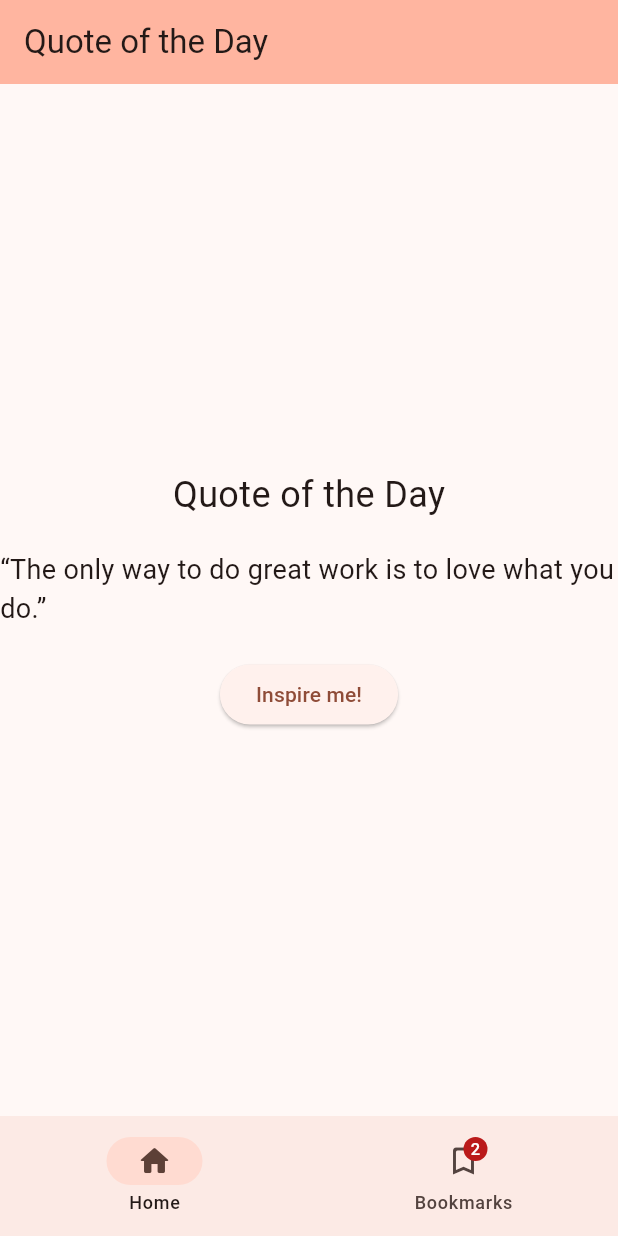
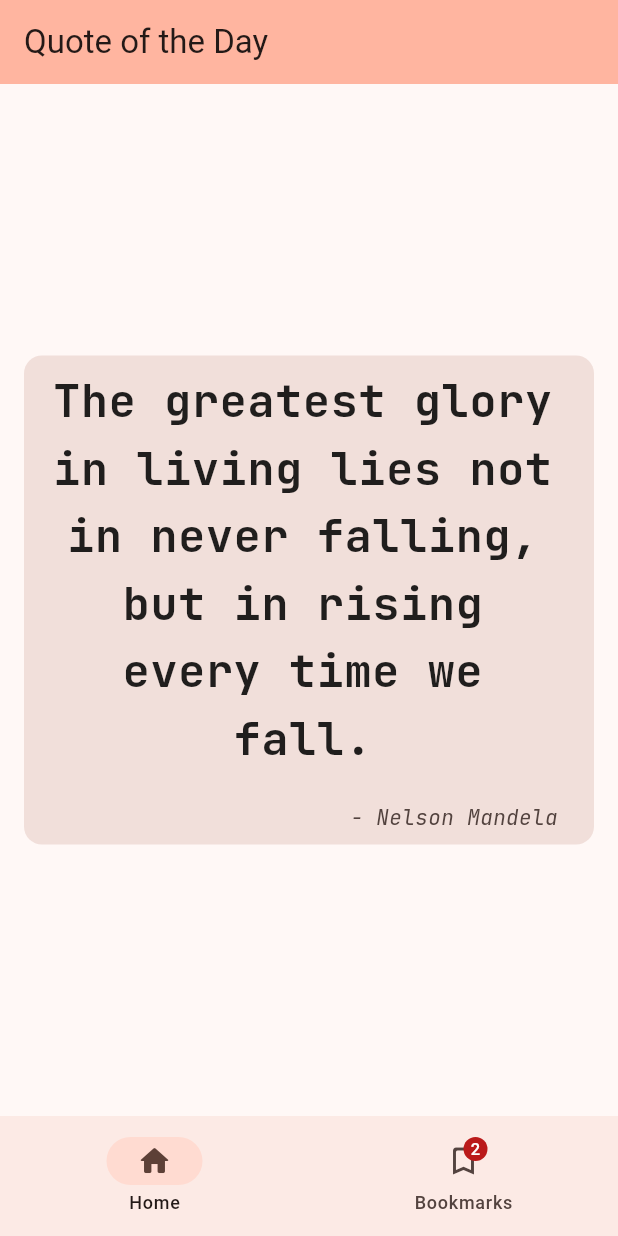
Before and after one commit to srinu2003/quote_of_the_day, a Flutter app: the screen it shows after launch, on a phone screen of 412 x 824 dp. Run offline on Flutter 3.47's test engine with Material 3 defaults, Android fonts, the phone set to English and light mode, and no system bars; our stand-ins replace google_fonts.

Commit message:
chore: Update QuoteOfTheDay widget with improved UI elements
This commit updates the QuoteOfTheDay widget by adding a Card with a formatted quote and author. The UI elements have been improved to enhance the user experience.

```diff
--- a/lib/main.dart
+++ b/lib/main.dart
@@ -71,27 +71,43 @@ class _QuoteOfTheDayState extends State<QuoteOfTheDay> {
           ),
         ],
       ),
+      body: Center(
+        // Center is a layout widget. It takes a single child and positions it in the middle of the parent.
 
-      body: Center(
         child: Column(
           mainAxisAlignment: MainAxisAlignment.center,
           children: <Widget>[
-            const Text(
-              'Quote of the Day',
-              style: TextStyle(fontSize: 24),
-            ),
-            const SizedBox(height: 20),
-            const Text(
-              '“The only way to do great work is to love what you do.”',
-              style: TextStyle(fontSize: 18),
-            ),
-            const SizedBox(height: 20),
-            ElevatedButton(
-              onPressed: () {
-                // ignore: avoid_print
-                print('I am feeling inspired!');
-              },
-              child: const Text('Inspire me!'),
+            Card.filled(
+              // DOUBT: What does margin do?
+              // DOUBT: What does EdgeInsetGeometry: const EdgeInsets.all(10.0), do?
+              margin:
+                  const EdgeInsets.symmetric(horizontal: 16.0, vertical: 16.0),
+              child: Column(
+                children: <Widget>[
+                  ListTile(
+                    // No leading widget, so the title is centered.
+                    title: Text(
+                      'The greatest glory in living lies not in never falling, but in rising every time we fall.',
+                      textAlign: TextAlign.center,
+                      style: TextStyle(
+                        fontFamily: GoogleFonts.jetBrainsMono(
+                          fontWeight: FontWeight.bold,
+                        ).fontFamily,
+                        fontSize: 30.0,
+                        fontWeight: FontWeight.bold,
+                        color: Colors.black87,
+                      ),
+                    ),
+                    subtitle: Text(
+                      '\n- Nelson Mandela',
+                      textAlign: TextAlign.right,
+                      style: TextStyle(
+                          fontFamily: GoogleFonts.jetBrainsMono().fontFamily,
+                          fontStyle: FontStyle.italic),
+                    ),
+                  ),
+                ],
+              ),
             ),
           ],
         ),
```
